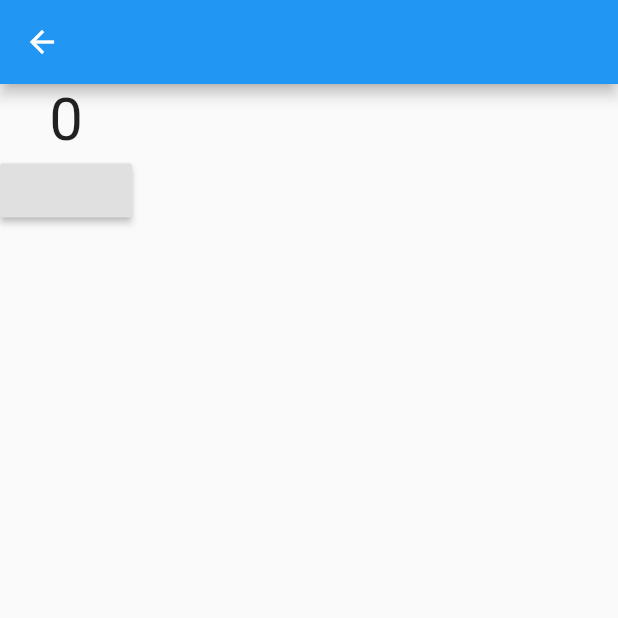
After one commit to s11verz/flutter_getX, a Flutter app: the screen it shows after launch, after a tap on "바인딩관리", on a phone screen of 412 x 824 dp, the top half of it. The commit adds this screen. Run offline on Flutter 3.47's test engine with Material 2 defaults, Android fonts, the phone set to English and light mode, and no system bars; our stand-ins replace get.

Commit message:
바인딩 관리

```diff
--- a/lib/main.dart
+++ b/lib/main.dart
@@ -1,6 +1,9 @@
 // ignore_for_file: prefer_const_constructors
 import 'package:flutter/material.dart';
+import 'package:flutter_getx/src/binding/binding_page.dart';
+import 'package:flutter_getx/src/controller/count_controller_with_getx.dart';
 import 'package:flutter_getx/src/home.dart';
+import 'package:flutter_getx/src/pages/binding.dart';
 import 'package:flutter_getx/src/pages/named/first.dart';
 import 'package:flutter_getx/src/pages/named/second.dart';
 import 'package:flutter_getx/src/pages/next.dart';
@@ -28,7 +31,10 @@ class MyApp extends StatelessWidget {
         GetPage(name: "/first", page: () => FirstNamedPage()),
         GetPage(name: "/second", page: () => SecondNamedPage()),
         GetPage(name: "/next", page: () => NextPage()),
-        GetPage(name: "/user/:uid", page: () => UserPage())
+        GetPage(name: "/user/:uid", page: () => UserPage()),
+        GetPage(name: "/binding", page: () => BindingPage(),
+            binding: BindingPageBinding()
+        )
       ],
     );
   }
--- /dev/null
+++ b/lib/src/binding/binding_page.dart
@@ -0,0 +1,9 @@
+import 'package:flutter_getx/src/controller/count_controller_with_getx.dart';
+import 'package:get/get.dart';
+
+class BindingPageBinding implements Bindings {
+  @override
+  void dependencies() {
+    Get.put(CountControllerWithGetX());
+  }
+}
--- a/lib/src/controller/count_controller_with_getx.dart
+++ b/lib/src/controller/count_controller_with_getx.dart
@@ -2,9 +2,14 @@ import 'package:flutter/cupertino.dart';
 import 'package:get/get.dart';
 
 class CountControllerWithGetX extends GetxController{
-  int count=0;
-  void increase(String id){
+  static CountControllerWithGetX get to => Get.find();
+  RxInt count=0.obs;
+  void increase(){
     count++;
-    update([id]);
+
+  }
+
+  void putNumber(int value){
+    count(value);
   }
 }
--- a/lib/src/home.dart
+++ b/lib/src/home.dart
@@ -61,7 +61,13 @@ class Home extends StatelessWidget {
                 Get.to(DependencyManagePage());
               },
               child: Text('의존성관리'),
-            )
+            ),
+            RaisedButton(
+              onPressed: () {
+                Get.toNamed("/binding");
+              },
+              child: Text('바인딩관리'),
+            ),
           ],
         ),
       ),
--- /dev/null
+++ b/lib/src/pages/binding.dart
@@ -0,0 +1,27 @@
+import 'package:flutter/material.dart';
+import 'package:flutter_getx/src/controller/count_controller_with_getx.dart';
+import 'package:get/get.dart';
+
+class BindingPage extends GetView<CountControllerWithGetX> {
+  const BindingPage({Key? key}) : super(key: key);
+
+  @override
+  Widget build(BuildContext context) {
+    return Scaffold(
+      appBar: AppBar(
+      ),
+      body: Column(
+        children: [
+          Obx(()=>Text(
+            controller.count.toString(),
+            style: TextStyle(fontSize: 40),
+          )),
+          RaisedButton(onPressed: (){
+            //Get.find<CountControllerWithGetX>().increase();
+            CountControllerWithGetX.to.increase();
+          })
+        ],
+      ),
+    );
+  }
+}
```
Also changed, not shown: lib/src/pages/state/with_getx.dart (+5 -5 lines).
